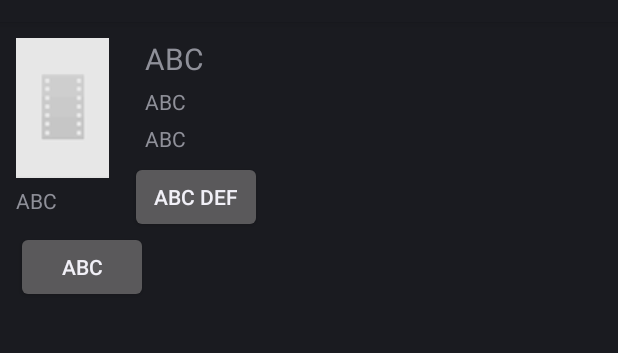
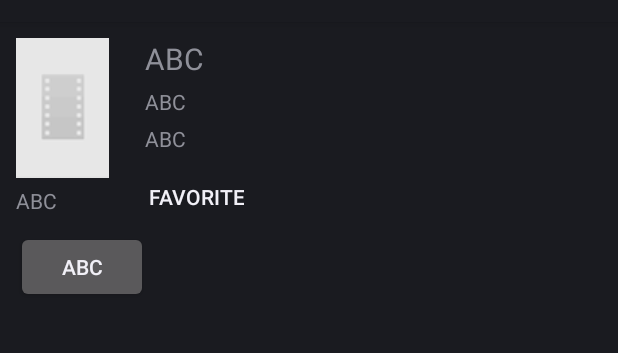
Before and after one commit to ranjitsih/PopularMovie, an Android app: the DetailActivity screen opened directly, with no data from a screen before it, after a tap on "MARK AS FAVORITES", on a phone screen of 412 x 824 dp, the part 62-415 px from its top. Run offline under Robolectric (Android 15) with nearby library versions, the phone set to English and light mode, and no system bars; our stand-ins replace Picasso; pictures from the network do not load; 7 statements that could not run were skipped.

Commit message:
fix favorite

```diff
--- a/app/src/main/java/com/learn/ranjitsihota/popularmovies/DetailActivity.java
+++ b/app/src/main/java/com/learn/ranjitsihota/popularmovies/DetailActivity.java
@@ -35,6 +35,7 @@ import java.util.StringTokenizer;
 import android.widget.ListView;
 import android.widget.ArrayAdapter;
 import android.view.View.OnClickListener;
+import android.graphics.Color;
 
 public class DetailActivity extends Activity {
     private ImageView ivPosterImage;
@@ -79,7 +80,16 @@ public class DetailActivity extends Activity {
         public void onClick(final View v) {
             switch(v.getId()){
                 case R.id.sort_favorites:
-                    addToFavoriteButton.setText("ABC DEF");
+                    if(addToFavoriteButton.getText() == "Favorite") {
+                        addToFavoriteButton.setText("MARK AS FAVORITES");
+                        addToFavoriteButton.setBackgroundColor(Color.GRAY);
+                    }
+                    else
+                    {
+                        addToFavoriteButton.setText("Favorite");
+                        addToFavoriteButton.setBackgroundColor(Color.TRANSPARENT);
+                    }
+
                     break;
 
             }
```
